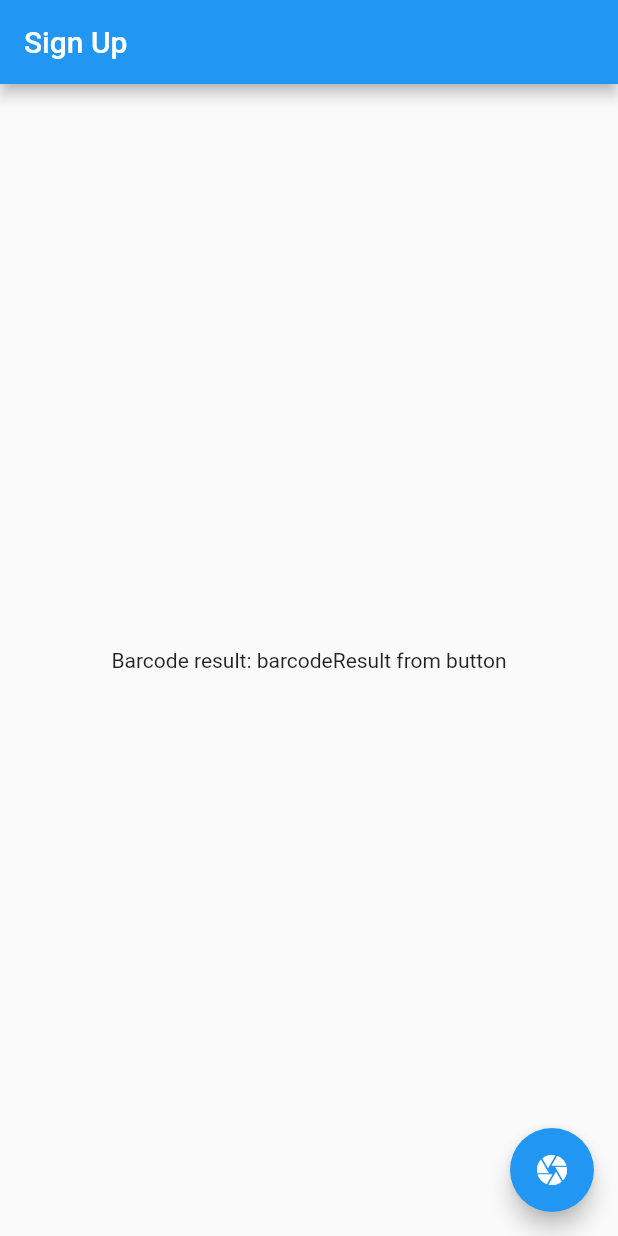
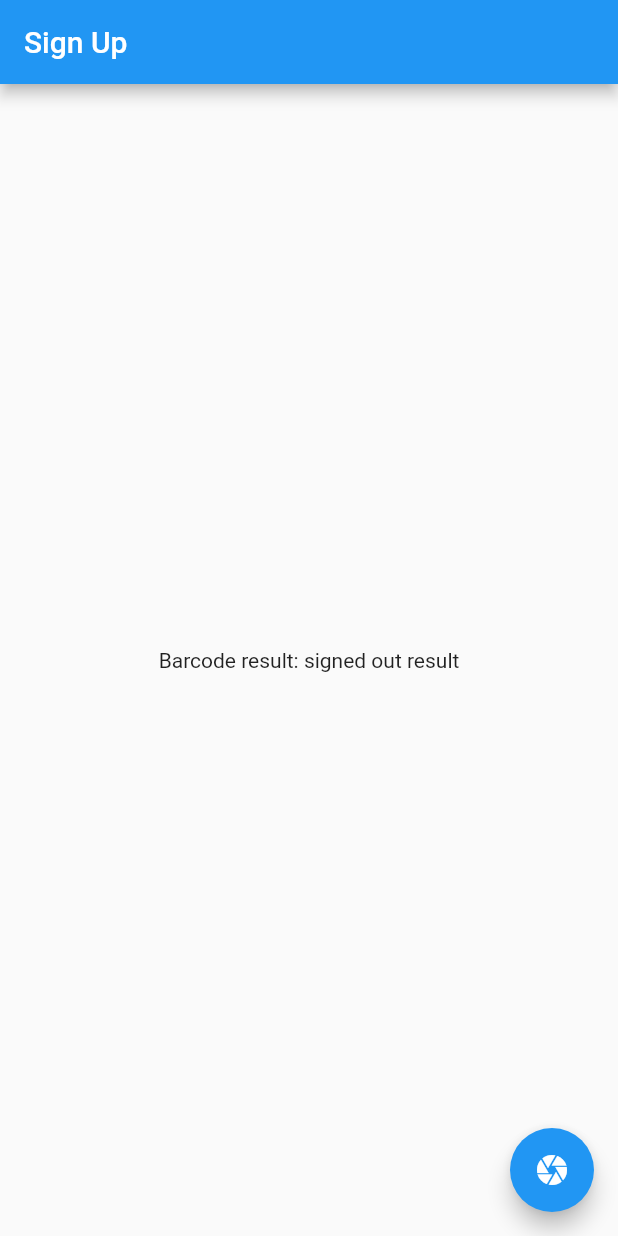
Before and after one commit to anhtuan23/flutter_bloc_qrcode_camera_test_app, a Flutter app: the screen it shows after launch, after a tap on the "camera" icon, on a phone screen of 412 x 824 dp. Run offline on Flutter 3.47's test engine with Material 2 defaults, Android fonts, the phone set to English and light mode, and no system bars; our stand-ins replace bloc, flutter_bloc; missing offline and left inert: barcode_scan.

Commit message:
read barcode result from camera

```diff
--- a/lib/main.dart
+++ b/lib/main.dart
@@ -2,6 +2,7 @@ import 'package:flutter/material.dart';
 
 import 'bloc/appbloc.dart';
 import 'package:flutter_bloc/flutter_bloc.dart';
+import 'package:barcode_scan/barcode_scan.dart';
 
 void main() {
   runApp(BlocProvider(
@@ -46,8 +47,9 @@ class SignUpPage extends StatelessWidget {
         ),
         floatingActionButton: FloatingActionButton(
           child: Icon(Icons.camera),
-          onPressed: () {
-            BlocProvider.of<AppBloc>(context).add(AppBarcodeResultReceived("barcodeResult from button"));
+          onPressed: () async {
+            var result = await BarcodeScanner.scan();
+            BlocProvider.of<AppBloc>(context).add(AppBarcodeResultReceived(result.rawContent));
           },
         ),
       ),
```
